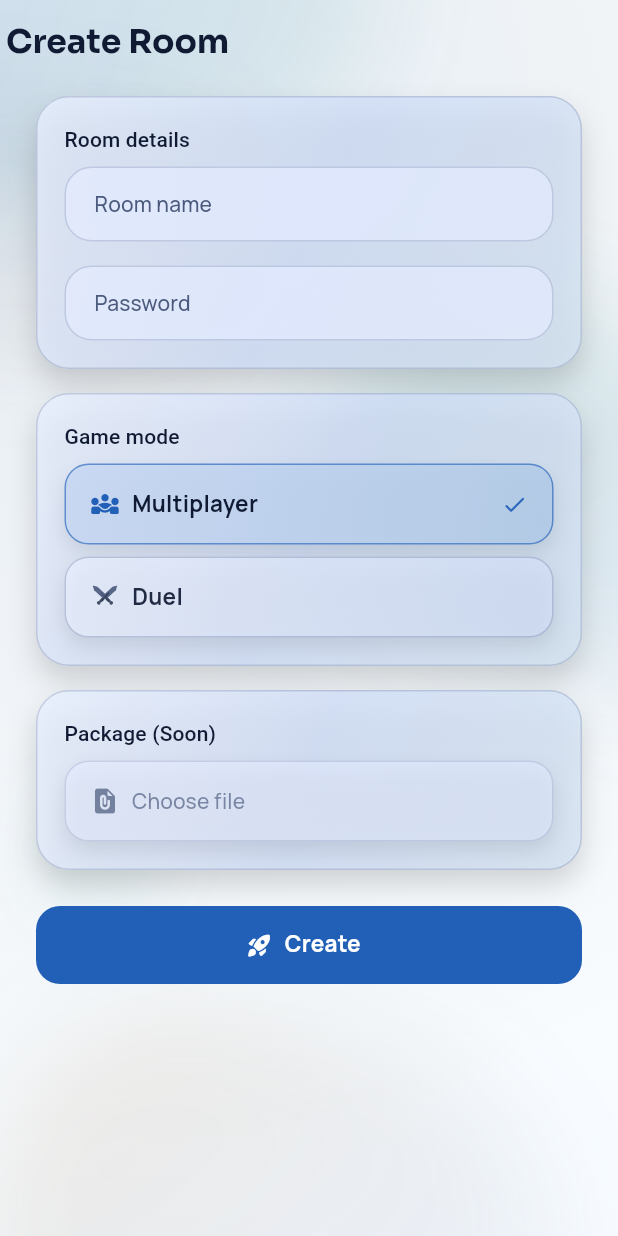
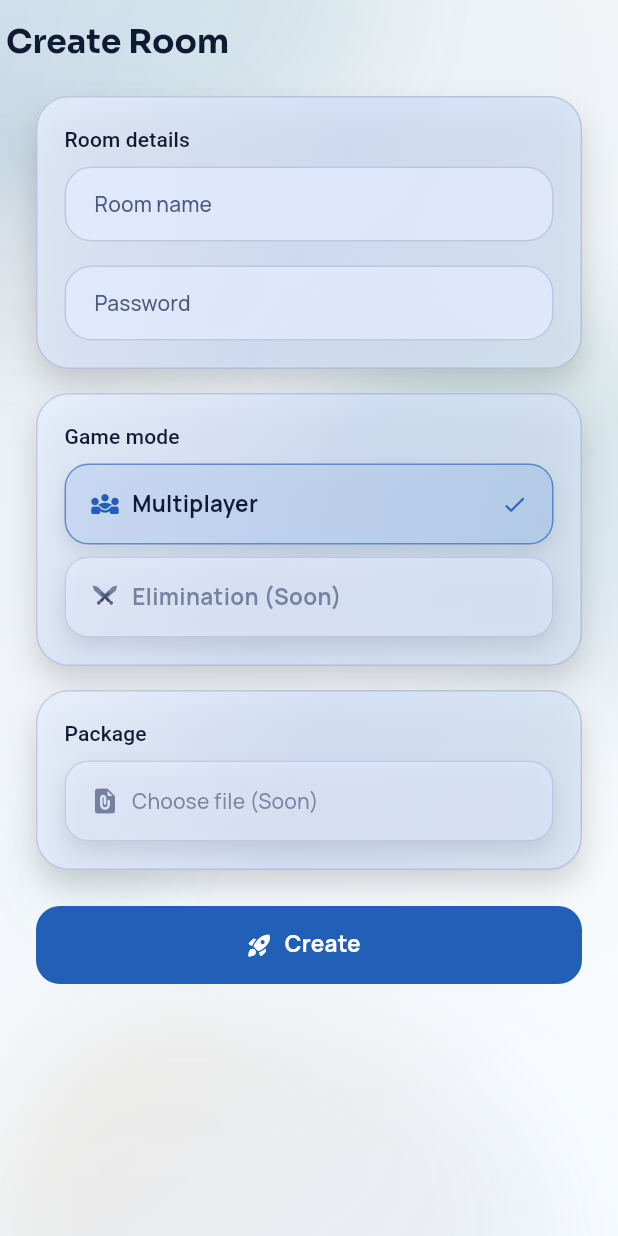
Before and after one commit to Emjoes/GuessTogether, a Flutter app: the CreateRoomScreen screen opened by its route, on a phone screen of 412 x 824 dp. Run offline on Flutter 3.47's test engine with Material 3 defaults, Android fonts, the phone set to English and light mode, and no system bars; our stand-ins replace equatable, flutter_riverpod, go_router, google_fonts, shared_preferences; accounts and stored records are empty.

Commit message:
feat: first release version

```diff
--- a/lib/core/l10n/app_strings.dart
+++ b/lib/core/l10n/app_strings.dart
@@ -24,13 +24,14 @@ class AppStrings {
   static const String createRoomPasswordLabel = 'Password';
   static const String createRoomModeLabel = 'Game mode';
   static const String createRoomModeMultiplayer = 'Multiplayer';
-  static const String createRoomModeDuel = 'Duel';
+  static const String createRoomModeDuel = 'Elimination';
   static const String createRoomPackageLabel = 'Package';
   static const String createRoomPackageSoon = 'Soon';
   static const String createRoomPackagePick = 'Choose file';
   static const String createRoomPackageEmpty = 'No file selected';
   static const String createRoomPlayersLabel = 'Players';
-  static const String createRoomDuelHint = 'Duel mode is always 2 players';
+  static const String createRoomDuelHint =
+      'Elimination mode is always 2 players';
   static const String createRoomCreateCta = 'Create';
 
   // Join room
--- a/lib/core/l10n/arb/app_en.arb
+++ b/lib/core/l10n/arb/app_en.arb
@@ -14,7 +14,7 @@
   "createRoomPasswordHint": "1234",
   "createRoomModeLabel": "Game mode",
   "createRoomModeMultiplayer": "Multiplayer",
-  "createRoomModeDuel": "Duel",
+  "createRoomModeDuel": "Elimination",
   "createRoomPackageLabel": "Package",
   "createRoomPackageSoon": "Soon",
   "createRoomPackagePick": "Choose file",
--- a/lib/core/l10n/arb/app_ru.arb
+++ b/lib/core/l10n/arb/app_ru.arb
@@ -14,7 +14,7 @@
   "createRoomPasswordHint": "1234",
   "createRoomModeLabel": "Режим игры",
   "createRoomModeMultiplayer": "Мультиплеер",
-  "createRoomModeDuel": "Дуэль",
+  "createRoomModeDuel": "Выбывание",
   "createRoomPackageLabel": "Пакет вопросов",
   "createRoomPackageSoon": "Скоро",
   "createRoomPackagePick": "Выбрать файл",
--- a/lib/features/game/providers/game_providers.dart
+++ b/lib/features/game/providers/game_providers.dart
@@ -719,8 +719,6 @@ class OnlineGameController extends GameController {
               .toList(),
           enableLocalTimers: false,
         ) {
-    _matchRoomClosedController.state = false;
-    _matchRoomClosedReasonController.state = null;
     final GameState? initialGameState = initialRoom?.gameState;
     if (initialGameState != null) {
       state = initialGameState;
--- a/lib/features/lobby/presentation/create_room_screen.dart
+++ b/lib/features/lobby/presentation/create_room_screen.dart
@@ -127,6 +127,7 @@ class _CreateRoomScreenState extends ConsumerState<CreateRoomScreen> {
                         children: <Widget>[
                           _ModeButton(
                             selected: state.mode == RoomMode.multiplayer,
+                            enabled: true,
                             iconBuilder: (Color color) => Icon(
                               Icons.diversity_3_rounded,
                               size: 20,
@@ -139,9 +140,11 @@ class _CreateRoomScreenState extends ConsumerState<CreateRoomScreen> {
                           const SizedBox(height: AppSpacing.sm),
                           _ModeButton(
                             selected: state.mode == RoomMode.duel,
+                            enabled: false,
                             iconBuilder: (Color color) =>
                                 _CrossedSwordsIcon(size: 20, color: color),
-                            label: l10n.createRoomModeDuel,
+                            label:
+                                '${l10n.createRoomModeDuel} (${l10n.createRoomPackageSoon})',
                             onPressed: () => controller.setMode(RoomMode.duel),
                           ),
                         ],
@@ -156,7 +159,7 @@ class _CreateRoomScreenState extends ConsumerState<CreateRoomScreen> {
                     crossAxisAlignment: CrossAxisAlignment.stretch,
                     children: <Widget>[
                       Text(
-                        '${l10n.createRoomPackageLabel} (${l10n.createRoomPackageSoon})',
+                        l10n.createRoomPackageLabel,
                         style: text.titleSmall,
                       ),
                       const SizedBox(height: AppSpacing.sm),
@@ -337,7 +340,7 @@ class _PackagePickerFieldState extends State<_PackagePickerField> {
                     const SizedBox(width: AppSpacing.sm),
                     Expanded(
                       child: Text(
-                        l10n.createRoomPackagePick,
+                        '${l10n.createRoomPackagePick} (${l10n.createRoomPackageSoon})',
                         overflow: TextOverflow.ellipsis,
                         style: theme.textTheme.bodyMedium?.copyWith(
                           color: scheme.onSurfaceVariant.withValues(
@@ -360,12 +363,14 @@ class _PackagePickerFieldState extends State<_PackagePickerField> {
 class _ModeButton extends StatefulWidget {
   const _ModeButton({
     required this.selected,
+    required this.enabled,
     required this.iconBuilder,
     required this.label,
     required this.onPressed,
   });
 
   final bool selected;
+  final bool enabled;
   final Widget Function(Color color) iconBuilder;
   final String label;
   final VoidCallback onPressed;
@@ -397,8 +402,10 @@ class _ModeButtonState extends State<_ModeButton> {
     final ThemeData theme = Theme.of(context);
     final ColorScheme scheme = theme.colorScheme;
     final bool isLight = theme.brightness == Brightness.light;
-    final double interaction = _pressed ? 0.2 : (_hovered ? 0.12 : 0.06);
-    final Color base = widget.selected
+    final bool isInteractive = widget.enabled;
+    final double interaction =
+        !isInteractive ? 0 : (_pressed ? 0.2 : (_hovered ? 0.12 : 0.06));
+    final Color base = widget.selected && isInteractive
         ? Color.alphaBlend(
             scheme.primary.withValues(alpha: isLight ? 0.18 : 0.22),
             scheme.surfaceContainerHighest
@@ -406,28 +413,36 @@ class _ModeButtonState extends State<_ModeButton> {
           )
         : scheme.surfaceContainerHighest
             .withValues(alpha: isLight ? 0.66 : 0.44);
-    final Color accent = widget.selected ? scheme.secondary : scheme.primary;
+    final Color accent =
+        widget.selected && isInteractive ? scheme.secondary : scheme.primary;
     final Color topColor = Color.alphaBlend(
-      Colors.white.withValues(alpha: isLight ? 0.16 : 0.08),
+      Colors.white.withValues(
+        alpha: isInteractive ? (isLight ? 0.16 : 0.08) : 0.04,
+      ),
       base,
     );
     final Color bottomColor = Color.alphaBlend(
-      accent.withValues(alpha: interaction),
+      accent.withValues(alpha: isInteractive ? interaction : 0.02),
       base,
     );
-    final Color borderColor = widget.selected
+    final Color borderColor = !isInteractive
+        ? scheme.outline.withValues(alpha: 0.28)
+        : widget.selected
         ? scheme.primary.withValues(alpha: _hovered ? 0.78 : 0.62)
         : scheme.outline.withValues(alpha: _hovered ? 0.56 : 0.42);
-    final Color iconColor = widget.selected
-        ? scheme.primary
-        : scheme.onSurfaceVariant.withValues(alpha: 0.92);
+    final Color iconColor = !isInteractive
+        ? scheme.onSurfaceVariant.withValues(alpha: 0.72)
+        : widget.selected
+            ? scheme.primary
+            : scheme.onSurfaceVariant.withValues(alpha: 0.92);
 
     return MouseRegion(
-      cursor: SystemMouseCursors.click,
+      cursor:
+          isInteractive ? SystemMouseCursors.click : SystemMouseCursors.basic,
       child: AnimatedScale(
         duration: const Duration(milliseconds: 130),
         curve: Curves.easeOutCubic,
-        scale: _pressed ? 0.99 : (_hovered ? 1.01 : 1),
+        scale: !isInteractive ? 1 : (_pressed ? 0.99 : (_hovered ? 1.01 : 1)),
         child: AnimatedContainer(
           duration: const Duration(milliseconds: 170),
           curve: Curves.easeOutCubic,
@@ -453,10 +468,13 @@ class _ModeButtonState extends State<_ModeButton> {
             color: Colors.transparent,
             child: InkWell(
               borderRadius: BorderRadius.circular(16),
-              onTap: widget.onPressed,
-              onHover: _setHovered,
-              onHighlightChanged: _setPressed,
+              onTap: isInteractive ? widget.onPressed : null,
+              onHover: isInteractive ? _setHovered : null,
+              onHighlightChanged: isInteractive ? _setPressed : null,
               overlayColor: WidgetStateProperty.resolveWith((states) {
+                if (!isInteractive) {
+                  return Colors.transparent;
+                }
                 if (states.contains(WidgetState.pressed)) {
                   return scheme.primary.withValues(alpha: isLight ? 0.14 : 0.2);
                 }
@@ -476,8 +494,13 @@ class _ModeButtonState extends State<_ModeButton> {
                       child: Text(
                         widget.label,
                         style: theme.textTheme.labelLarge?.copyWith(
-                          color: scheme.onSurface.withValues(
-                            alpha: widget.selected ? 1 : 0.92,
+                          color: (isInteractive
+                                  ? scheme.onSurface
+                                  : scheme.onSurfaceVariant)
+                              .withValues(
+                            alpha: !isInteractive
+                                ? 0.7
+                                : (widget.selected ? 1 : 0.92),
                           ),
                         ),
                       ),
@@ -487,7 +510,7 @@ class _ModeButtonState extends State<_ModeButton> {
                       child: AnimatedOpacity(
                         duration: const Duration(milliseconds: 170),
                         curve: Curves.easeOut,
-                        opacity: widget.selected ? 1 : 0,
+                        opacity: widget.selected && isInteractive ? 1 : 0,
                         child: Icon(
                           Icons.check_rounded,
                           size: 18,
--- a/lib/features/lobby/providers/create_room_provider.dart
+++ b/lib/features/lobby/providers/create_room_provider.dart
@@ -13,7 +13,7 @@ extension RoomModeLabel on RoomMode {
       case RoomMode.multiplayer:
         return 'Multiplayer';
       case RoomMode.duel:
-        return 'Duel';
+        return 'Elimination';
     }
   }
 }
@@ -55,9 +55,11 @@ class CreateRoomState {
 }
 
 class CreateRoomController extends StateNotifier<CreateRoomState> {
-  CreateRoomController(this._api) : super(CreateRoomState());
+  CreateRoomController(this._ref) : super(CreateRoomState());
 
-  final GameApi _api;
+  final Ref _ref;
+
+  GameApi get _api => _ref.read(gameApiProvider);
 
   void reset() => state = CreateRoomState();
 
@@ -69,7 +71,7 @@ class CreateRoomController extends StateNotifier<CreateRoomState> {
       state = state.copyWith(packageFileName: value);
 
   void setMode(RoomMode value) {
-    // Duel is always 2 players.
+    // Elimination mode is always 2 players.
     final int nextPlayers = value == RoomMode.duel ? 2 : state.players;
     state = state.copyWith(mode: value, players: nextPlayers);
   }
@@ -86,7 +88,7 @@ class CreateRoomController extends StateNotifier<CreateRoomState> {
         name: state.name,
         password: state.password,
         mode: state.mode.name,
-        topic: state.mode == RoomMode.duel ? 'Duel' : 'Multiplayer',
+        topic: state.mode == RoomMode.duel ? 'Elimination' : 'Multiplayer',
         rounds: 3,
         finalWagerEnabled: false,
         maxPlayers: state.mode == RoomMode.duel ? 2 : state.players,
@@ -100,6 +102,6 @@ class CreateRoomController extends StateNotifier<CreateRoomState> {
 }
 
 final createRoomControllerProvider =
-    StateNotifierProvider<CreateRoomController, CreateRoomState>(
-  (ref) => CreateRoomController(ref.read(gameApiProvider)),
+    StateNotifierProvider.autoDispose<CreateRoomController, CreateRoomState>(
+  (ref) => CreateRoomController(ref),
 );
--- a/pubspec.yaml
+++ b/pubspec.yaml
@@ -34,8 +34,6 @@ dev_dependencies:
   flutter_test:
     sdk: flutter
   flutter_lints: ^4.0.0
-  integration_test:
-    sdk: flutter
   mocktail: ^1.0.3
 
 flutter:
```
Also changed, not shown: lib/features/game/presentation/game_screen.dart (+98 -35 lines), lib/core/l10n/generated/app_localizations.dart, lib/core/l10n/generated/app_localizations_en.dart, lib/core/l10n/generated/app_localizations_ru.dart, pubspec.lock, 10 other files.
